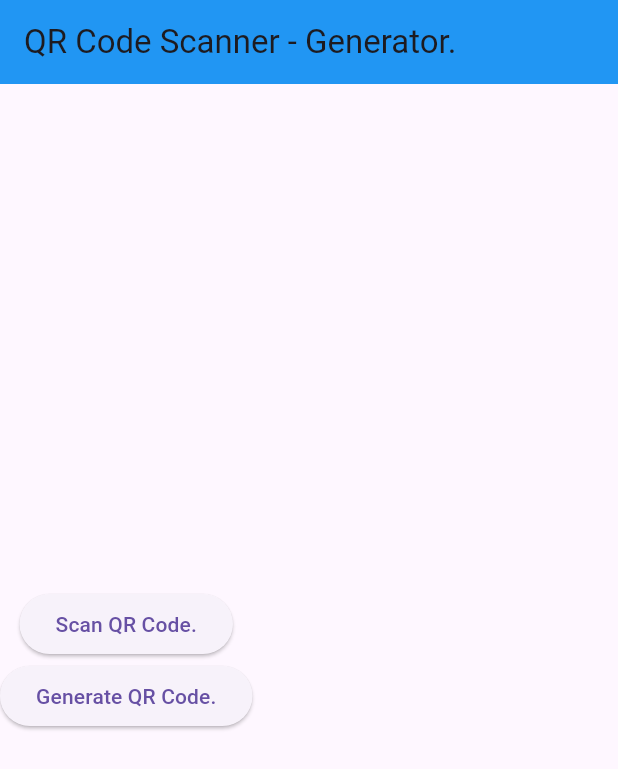
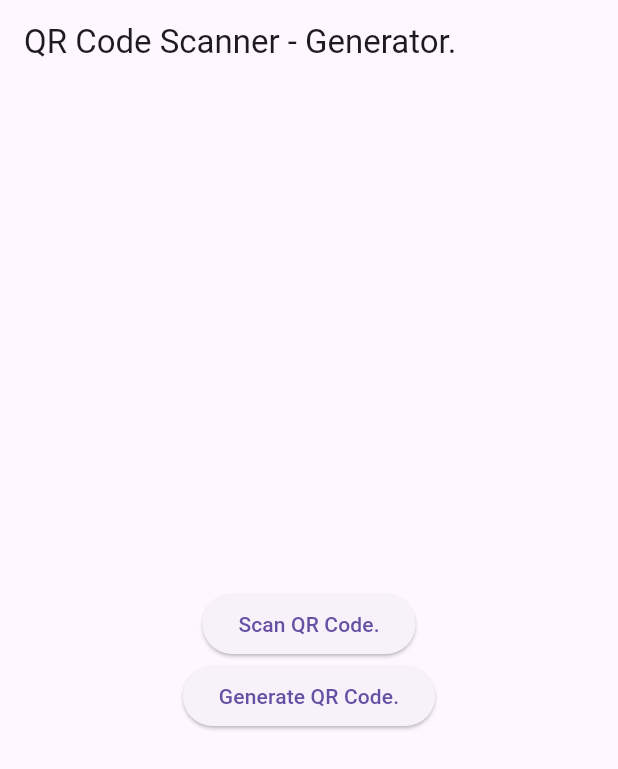
Before and after one commit to cusanelly/qr-scanner, a Flutter app: the screen it shows after launch, on a phone screen of 412 x 824 dp. Shown: the top 769 px of the screen. Run offline on Flutter 3.47's test engine with Material 3 defaults, Android fonts, the phone set to English and light mode, and no system bars; our stand-ins replace qr_flutter; missing offline and left inert: flutter_barcode_scanner.

Commit message:
- Se habilito Material 3. - Se corrigio los botones del home para que esten centrados.

```diff
--- a/lib/main.dart
+++ b/lib/main.dart
@@ -12,10 +12,11 @@ class MyApp extends StatelessWidget {
   // This widget is the root of your application.
   @override
   Widget build(BuildContext context) {
-    return const MaterialApp(
+    return MaterialApp(
+      darkTheme: ThemeData(useMaterial3: true),
       title: "QR code scanner.",
       debugShowMaterialGrid: false,
-      home: HomePage(),
+      home: const HomePage(),
     );
   }
 }
@@ -31,11 +32,9 @@ class _HomePageState extends State<HomePage> {
   @override
   Widget build(BuildContext context) {
     return Scaffold(
-      appBar: AppBar(
-        title: const Text("QR Code Scanner - Generator."),
-        backgroundColor: Colors.blue,
-      ),
-      body: Column(
+      appBar: AppBar(title: const Text("QR Code Scanner - Generator.")),
+      body: Center(
+        child: Column(
           mainAxisAlignment: MainAxisAlignment.center,
           children: [
             ElevatedButton(
@@ -58,6 +57,7 @@ class _HomePageState extends State<HomePage> {
             )
           ],
         ),
+      ),
     );
   }
 }
```
Lines whose indentation alone changed are shown as unchanged.
